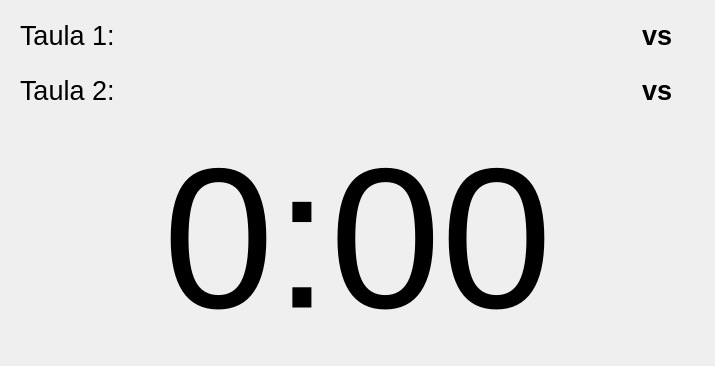
First picture: the form in pantalles_crono/cronoplaying.ui, repository vicgua/robocat, before the edit.
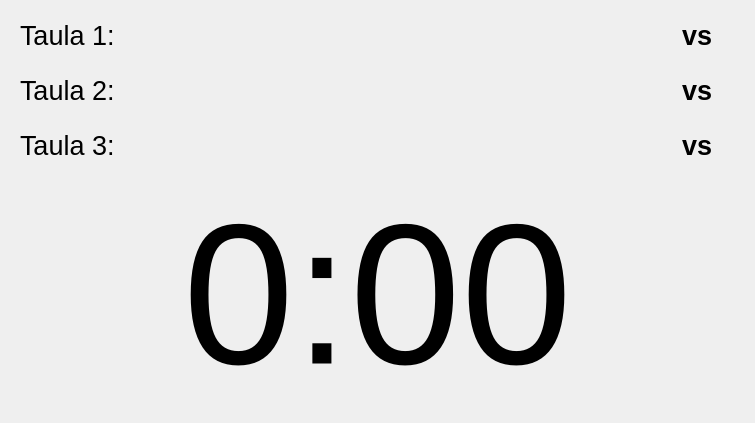
Second picture: the form after the edit. Custom widgets are drawn as their Qt base class.

Commit message: Afegida opció per a una tercera taula

What changed in the file:
```diff
--- a/pantalles_crono/cronoplaying.ui
+++ b/pantalles_crono/cronoplaying.ui
@@ -6,8 +6,8 @@
    <rect>
     <x>0</x>
     <y>0</y>
-    <width>715</width>
-    <height>366</height>
+    <width>755</width>
+    <height>423</height>
    </rect>
   </property>
   <property name="windowTitle">
@@ -200,6 +200,99 @@
      </layout>
     </widget>
    </item>
+   <item>
+    <widget class="QWidget" name="taula3Widget" native="true">
+     <layout class="QHBoxLayout" name="taula2Layout_2">
+      <item>
+       <widget class="QLabel" name="taula3Label">
+        <property name="sizePolicy">
+         <sizepolicy hsizetype="Preferred" vsizetype="Preferred">
+          <horstretch>0</horstretch>
+          <verstretch>0</verstretch>
+         </sizepolicy>
+        </property>
+        <property name="font">
+         <font>
+          <pointsize>20</pointsize>
+         </font>
+        </property>
+        <property name="text">
+         <string>Taula 3:</string>
+        </property>
+       </widget>
+      </item>
+      <item>
+       <spacer name="horizontalSpacer_3">
+        <property name="orientation">
+         <enum>Qt::Horizontal</enum>
+        </property>
+        <property name="sizeHint" stdset="0">
+         <size>
+          <width>40</width>
+          <height>20</height>
+         </size>
+        </property>
+       </spacer>
+      </item>
+      <item>
+       <widget class="QLabel" name="e1t3Label">
+        <property name="sizePolicy">
+         <sizepolicy hsizetype="Preferred" vsizetype="Preferred">
+          <horstretch>0</horstretch>
+          <verstretch>0</verstretch>
+         </sizepolicy>
+        </property>
+        <property name="font">
+         <font>
+          <pointsize>20</pointsize>
+         </font>
+        </property>
+        <property name="text">
+         <string>&lt;Taula 3 Equip 1&gt;</string>
+        </property>
+       </widget>
+      </item>
+      <item>
+       <widget class="QLabel" name="vs3Label">
+        <property name="sizePolicy">
+         <sizepolicy hsizetype="Fixed" vsizetype="Preferred">
+          <horstretch>0</horstretch>
+          <verstretch>0</verstretch>
+         </sizepolicy>
+        </property>
+        <property name="font">
+         <font>
+          <pointsize>20</pointsize>
+          <weight>75</weight>
+          <bold>true</bold>
+         </font>
+        </property>
+        <property name="text">
+         <string>vs</string>
+        </property>
+       </widget>
+      </item>
+      <item>
+       <widget class="QLabel" name="e2t3Label">
+        <property name="sizePolicy">
+         <sizepolicy hsizetype="Preferred" vsizetype="Preferred">
+          <horstretch>0</horstretch>
+          <verstretch>0</verstretch>
+         </sizepolicy>
+        </property>
+        <property name="font">
+         <font>
+          <pointsize>20</pointsize>
+         </font>
+        </property>
+        <property name="text">
+         <string>&lt;Taula 3 Equip 2&gt;</string>
+        </property>
+       </widget>
+      </item>
+     </layout>
+    </widget>
+   </item>
    <item>
     <widget class="ChronoLabel" name="cronometre">
      <property name="sizePolicy">
```
The commit also changes 6 other files.
